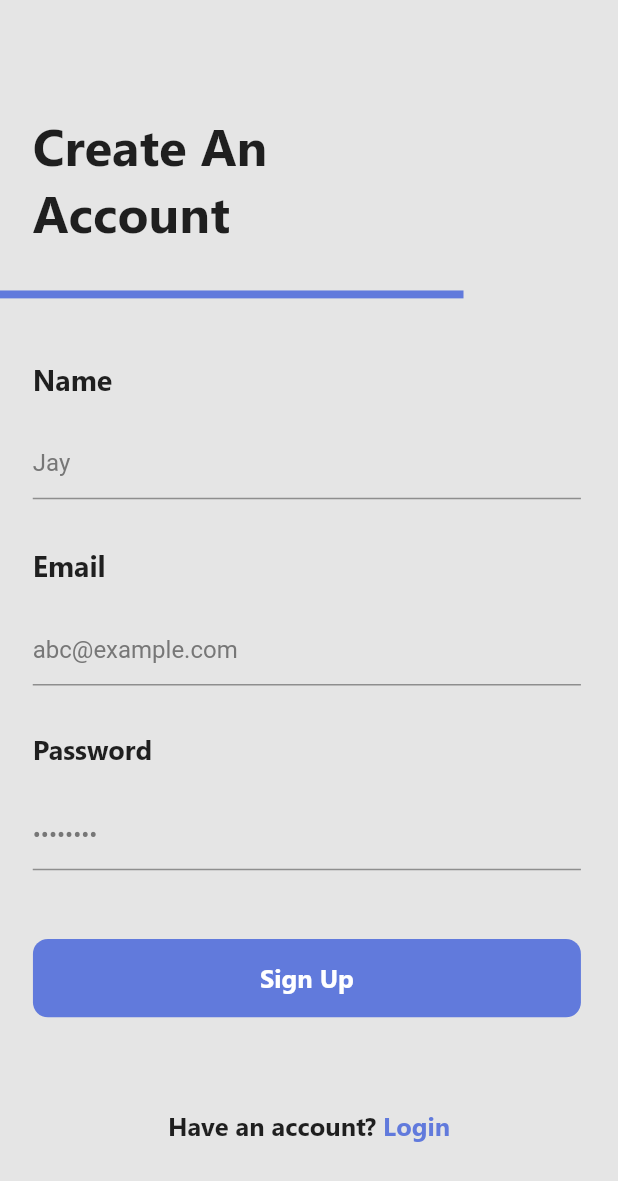
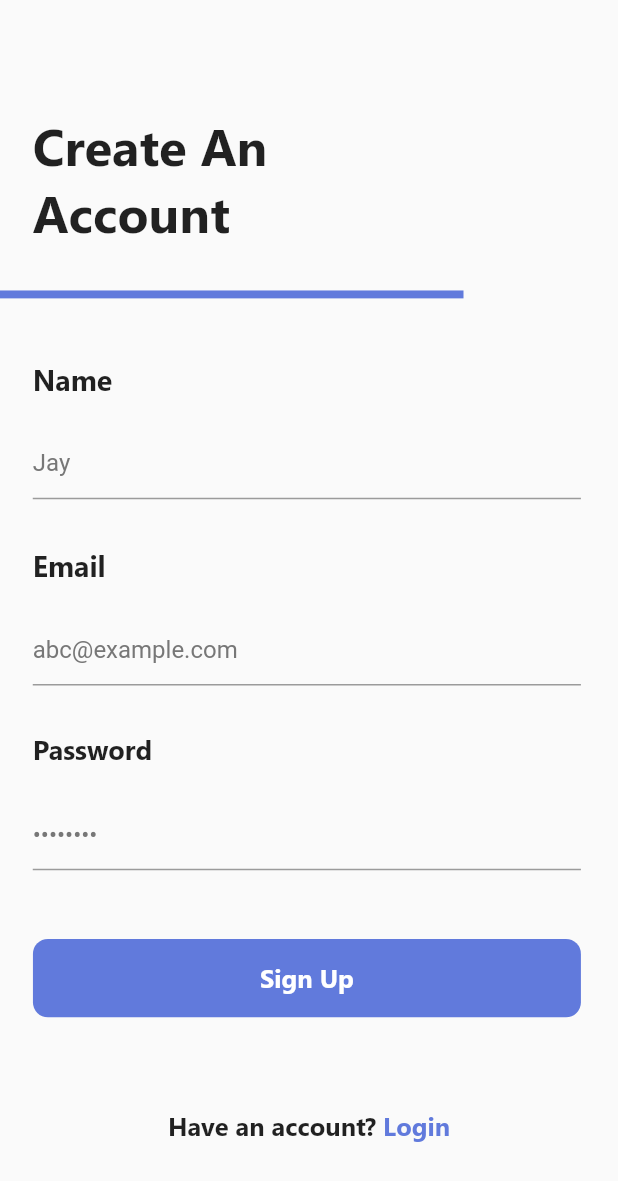
Before and after one commit to Crazelu/medbuzz2.0, a Flutter app: the screen it shows after launch, on a phone screen of 412 x 824 dp. Shown: the top 1181 px of the screen. Run offline on Flutter 3.47's test engine with Material 2 defaults, Android fonts, the phone set to English and light mode, and no system bars; our stand-ins replace font_awesome_flutter, scrollable_positioned_list, table_calendar; missing offline and left inert: bubbled_navigation_bar, date_util.

Commit message:
Changed backgroundColor to Color in app_theme.dart

```diff
--- a/lib/ui/views/signup_page/signup_screen.dart
+++ b/lib/ui/views/signup_page/signup_screen.dart
@@ -1,5 +1,6 @@
 import 'package:flutter/material.dart';
 import 'package:MedBuzz/ui/size_config/config.dart';
+import 'package:MedBuzz/ui/app_theme/app_theme.dart';
 
 void main() => runApp(MaterialApp(
   home: Signup(),
@@ -13,16 +14,16 @@ class Signup extends StatelessWidget {
     //get Safe area padding
     EdgeInsets safe = MediaQuery.of(context).viewPadding;
 
-    print("value = ");
-    print( Config.xMargin(context, 1) );
-    print( Config.yMargin(context, 1) );
+    // print("value = ");
+    // print( Config.xMargin(context, 1) );
+    // print( Config.yMargin(context, 1) );
     //yMargin constant  = 7.76
     //xMargin constant = 4.5
 
 
     return SafeArea(
         child: Scaffold(
-        backgroundColor: Color(0xffE5E5E5),
+        backgroundColor: appThemeLight.backgroundColor,
         body: Column(
           crossAxisAlignment: CrossAxisAlignment.stretch,
           mainAxisAlignment: MainAxisAlignment.spaceEvenly,
```
